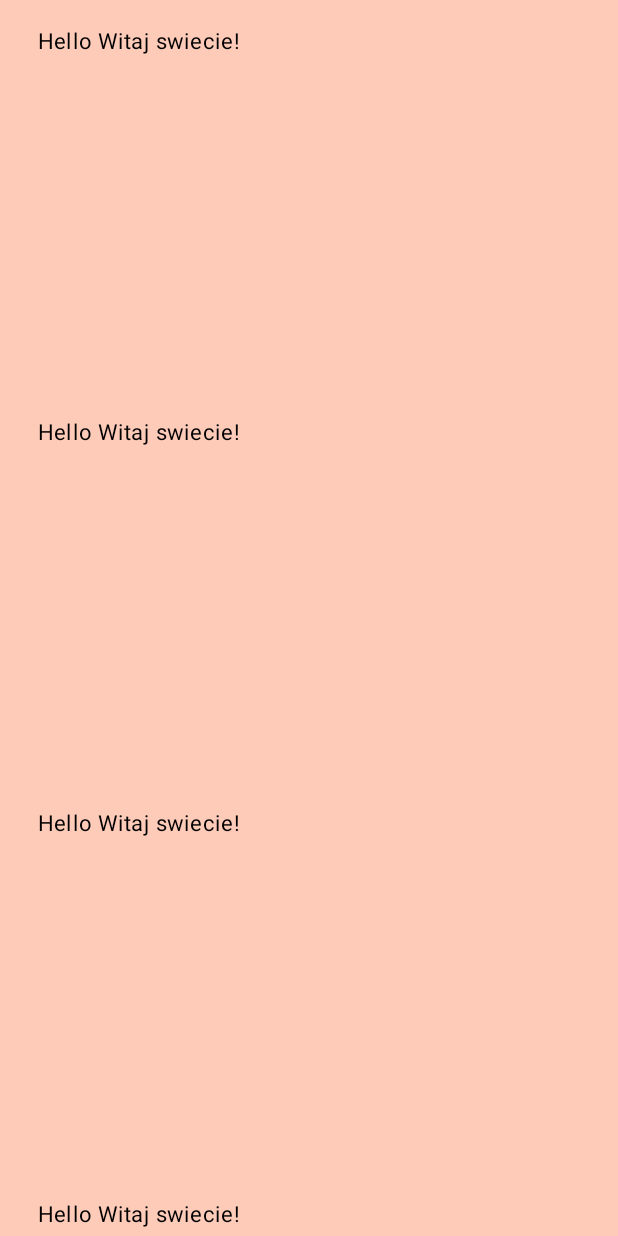
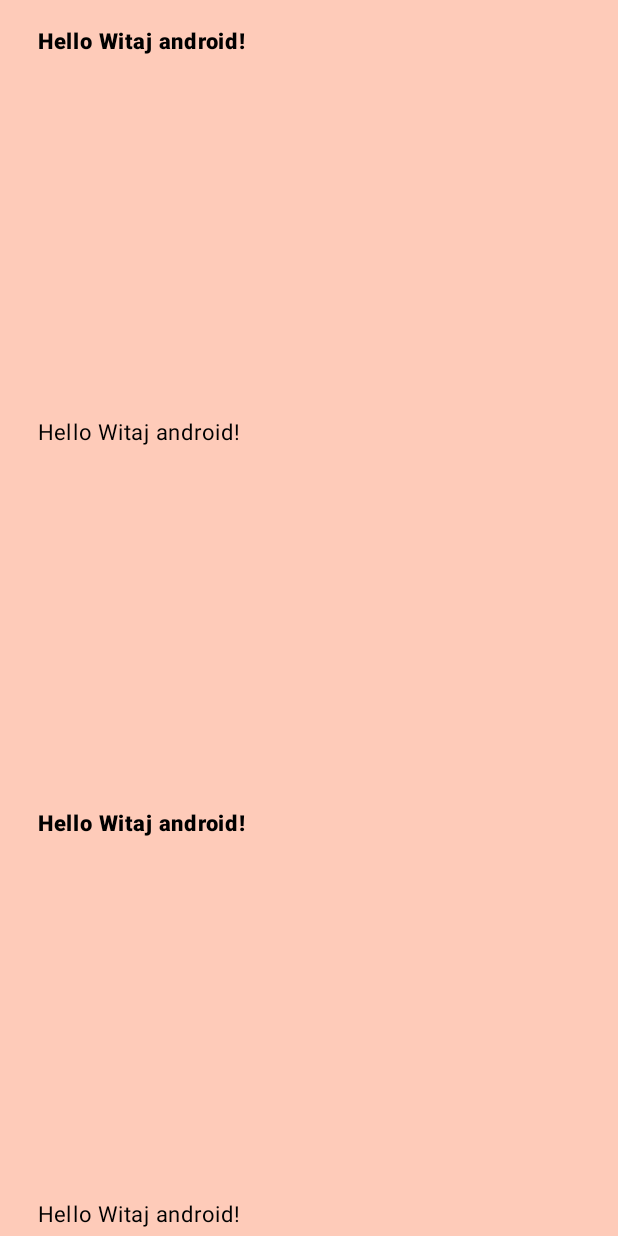
Before and after one commit to MaciejWojs/notepad-app, an Android app built with Jetpack Compose: the screen it shows after launch (MainActivity), on a phone screen of 412 x 824 dp. Run offline under Robolectric (Android 15) with nearby library versions, the phone set to English and light mode, and no system bars.

Commit message:
Dodanie opcji zmiany wagi czcionki

```diff
--- a/app/src/main/java/pl/maciejwojs/ar00k/bestnotepadevercreaated/MainActivity.kt
+++ b/app/src/main/java/pl/maciejwojs/ar00k/bestnotepadevercreaated/MainActivity.kt
@@ -18,6 +18,7 @@ import androidx.compose.runtime.Composable
 import androidx.compose.ui.Modifier
 import androidx.compose.ui.draw.scale
 import androidx.compose.ui.graphics.Color
+import androidx.compose.ui.text.font.FontWeight
 import androidx.compose.ui.tooling.preview.Preview
 import androidx.compose.ui.unit.dp
 import pl.maciejwojs.ar00k.bestnotepadevercreaated.ui.theme.BestNotepadEverCreatedTheme
@@ -51,11 +52,14 @@ class MainActivity : ComponentActivity() {
 //                    )
 //                }
                 Column(Modifier.verticalScroll(rememberScrollState(1))) {
-//                    var i = 0
                     for (i in 0..7) {
                         val rnd: Random = Random()
                         val color: Color =
                             Color(255, rnd.nextInt(256), rnd.nextInt(256), rnd.nextInt(256))
+                        var weight: FontWeight? = null
+                        if (i % 2 == 0) {
+                            weight = FontWeight(900)
+                        }
                         Box(
                             Modifier
                                 .background(color)
@@ -65,13 +69,14 @@ class MainActivity : ComponentActivity() {
                                 .height(250.dp)
                         )
                         {
-                            Greeting(name = "Witaj swiecie")
+                            Greeting(name = "Witaj android",  weight=weight)
                         }
                     }
                 }
             }
         }
     }
+
 
     /**
      * Wywoływana, gdy aktywność staje się widoczna dla użytkownika.
@@ -131,10 +136,11 @@ class MainActivity : ComponentActivity() {
  * @param modifier [Modifier] stosowany do układu kompozytowego. Domyślnie jest to pusty modifier.
  */
 @Composable
-fun Greeting(name: String, modifier: Modifier = Modifier) {
+fun Greeting(name: String, modifier: Modifier = Modifier, weight: FontWeight? = FontWeight(400)) {
     Text(
         text = "Hello $name!",
-        modifier = modifier
+        modifier = modifier,
+        fontWeight = weight
     )
 }
 
```
